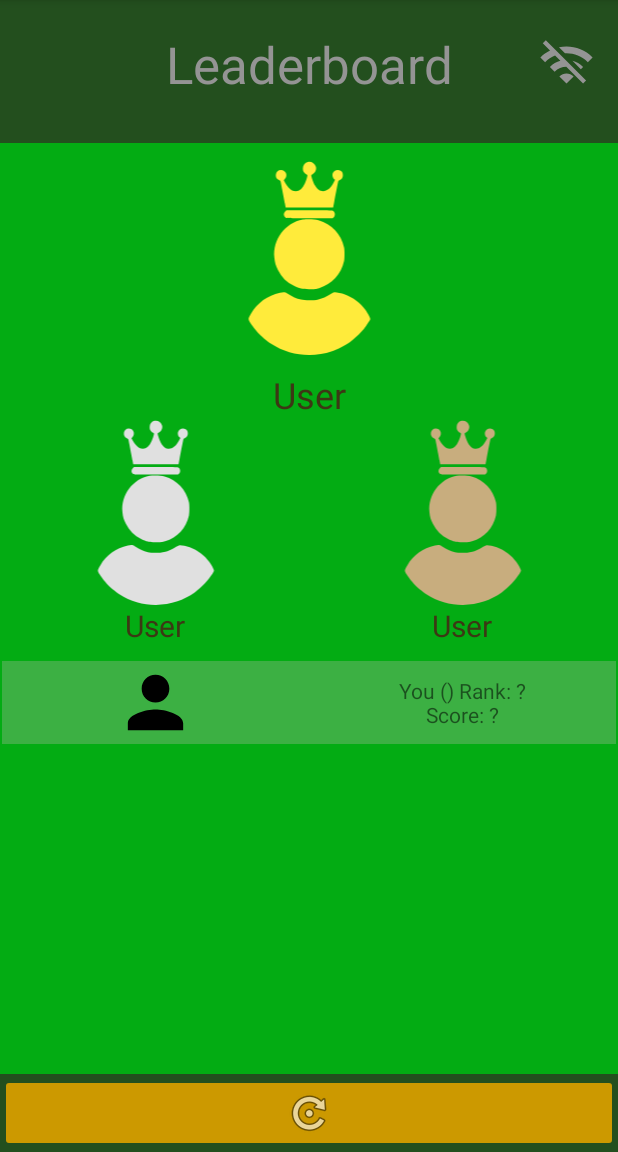
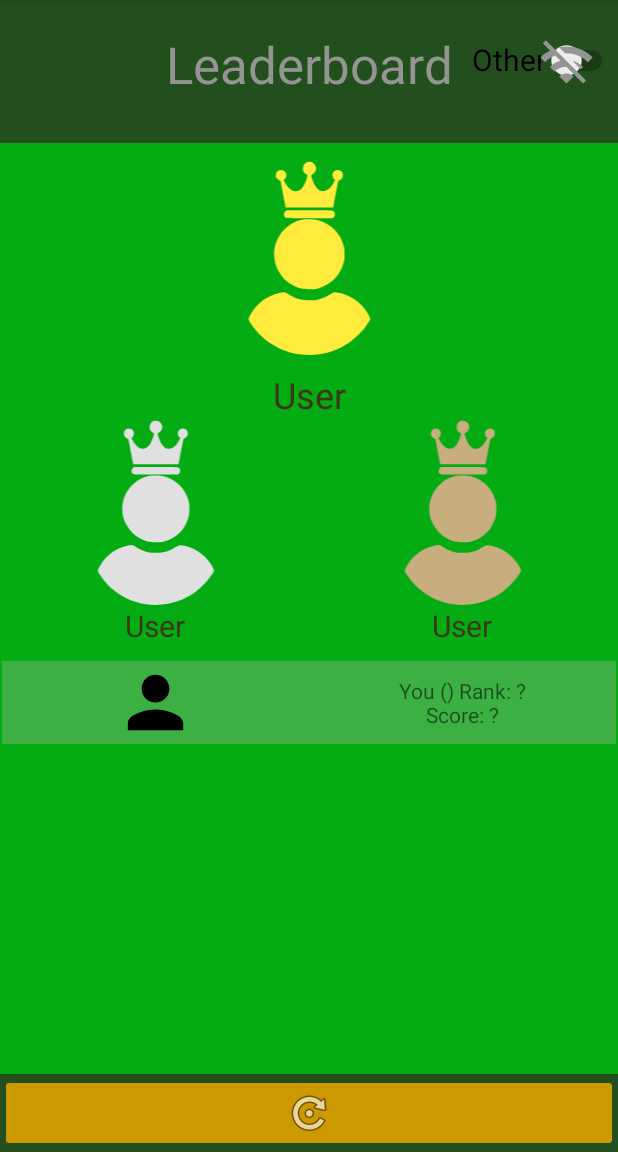
Before and after one commit to KarolWes/BluetoothGameApp, an Android app: the fragment LeaderboardFragment shown on its own in the app's theme, on a phone screen of 412 x 824 dp, the part 84-1236 px from its top. Run offline under Robolectric (Android 15) with nearby library versions, the phone set to English and light mode, and no system bars; 2 statements that could not run were skipped.

```diff
--- a/app/src/main/res/layout/fragment_leaderboard.xml
+++ b/app/src/main/res/layout/fragment_leaderboard.xml
@@ -6,6 +6,16 @@
     android:layout_height="match_parent"
     android:background="@color/green_700"
     tools:context=".ui.leaderboard.LeaderboardFragment">
+
+    <Switch
+        android:id="@+id/switch1"
+        android:layout_width="wrap_content"
+        android:layout_height="48sp"
+        android:layout_marginTop="16dp"
+        android:text="Other"
+        android:textSize="20sp"
+        app:layout_constraintEnd_toEndOf="parent"
+        app:layout_constraintTop_toTopOf="parent" />
 
     <TextView
         android:id="@+id/textTitle"
```
Also changed, not shown: app/src/main/java/com/example/bluetoothgame/ui/leaderboard/LeaderboardFragment.kt (+43 -20 lines).
